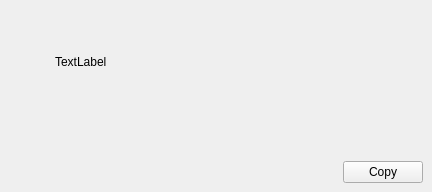
First picture: the form in src/ui/composite_widgets/aboutinfo.ui, repository XMuli/SunnyCapturer, before the edit.
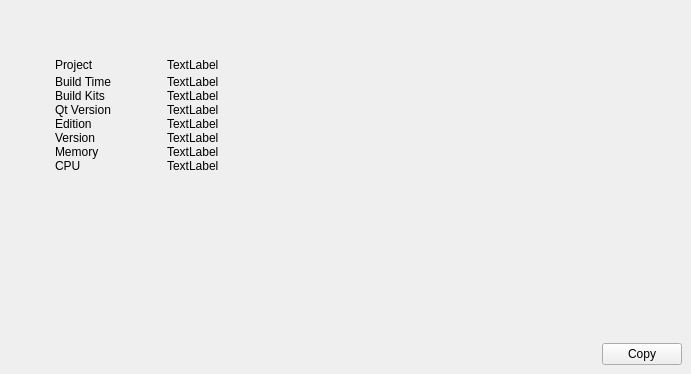
Second picture: the form after the edit.

The edit to the form file:
```diff
--- a/src/ui/composite_widgets/aboutinfo.ui
+++ b/src/ui/composite_widgets/aboutinfo.ui
@@ -6,8 +6,8 @@
    <rect>
     <x>0</x>
     <y>0</y>
-    <width>432</width>
-    <height>192</height>
+    <width>691</width>
+    <height>374</height>
    </rect>
   </property>
   <property name="windowTitle">
@@ -31,7 +31,7 @@
      <layout class="QVBoxLayout" name="verticalLayout">
       <item>
        <widget class="QWidget" name="widget_3" native="true">
-        <layout class="QGridLayout" name="gridLayout_3" columnstretch="1,0,0">
+        <layout class="QGridLayout" name="gridLayout_3">
          <property name="leftMargin">
           <number>0</number>
          </property>
@@ -44,30 +44,7 @@
          <property name="bottomMargin">
           <number>0</number>
          </property>
-         <item row="2" column="1">
-          <widget class="QLabel" name="labSysteminfo">
-           <property name="text">
-            <string>TextLabel</string>
-           </property>
-          </widget>
-         </item>
-         <item row="1" column="1">
-          <spacer name="verticalSpacer_2">
-           <property name="orientation">
-            <enum>Qt::Vertical</enum>
-           </property>
-           <property name="sizeType">
-            <enum>QSizePolicy::Minimum</enum>
-           </property>
-           <property name="sizeHint" stdset="0">
-            <size>
-             <width>20</width>
-             <height>20</height>
-            </size>
-           </property>
-          </spacer>
-         </item>
-         <item row="3" column="2">
+         <item row="4" column="2">
           <spacer name="horizontalSpacer_3">
            <property name="orientation">
             <enum>Qt::Horizontal</enum>
@@ -80,7 +57,7 @@
            </property>
           </spacer>
          </item>
-         <item row="3" column="1">
+         <item row="4" column="1">
           <widget class="QWidget" name="specifications" native="true">
            <layout class="QGridLayout" name="gridLayout">
             <property name="leftMargin">
@@ -98,17 +75,17 @@
            </layout>
           </widget>
          </item>
-         <item row="3" column="0">
-          <spacer name="horizontalSpacer_2">
+         <item row="1" column="1">
+          <spacer name="verticalSpacer_2">
            <property name="orientation">
-            <enum>Qt::Horizontal</enum>
+            <enum>Qt::Vertical</enum>
            </property>
            <property name="sizeType">
-            <enum>QSizePolicy::Fixed</enum>
+            <enum>QSizePolicy::Minimum</enum>
            </property>
            <property name="sizeHint" stdset="0">
             <size>
-             <width>40</width>
+             <width>20</width>
              <height>20</height>
             </size>
            </property>
@@ -165,6 +142,187 @@
            </layout>
           </widget>
          </item>
+         <item row="4" column="0">
+          <spacer name="horizontalSpacer_2">
+           <property name="orientation">
+            <enum>Qt::Horizontal</enum>
+           </property>
+           <property name="sizeType">
+            <enum>QSizePolicy::Fixed</enum>
+           </property>
+           <property name="sizeHint" stdset="0">
+            <size>
+             <width>40</width>
+             <height>20</height>
+            </size>
+           </property>
+          </spacer>
+         </item>
+         <item row="2" column="1" colspan="2">
+          <widget class="QWidget" name="widgetSystemInfo" native="true">
+           <layout class="QGridLayout" name="gridLayout_2" columnstretch="0,0,1">
+            <property name="leftMargin">
+             <number>0</number>
+            </property>
+            <property name="topMargin">
+             <number>0</number>
+            </property>
+            <property name="rightMargin">
+             <number>0</number>
+            </property>
+            <property name="bottomMargin">
+             <number>0</number>
+            </property>
+            <property name="verticalSpacing">
+             <number>0</number>
+            </property>
+            <item row="2" column="2">
+             <widget class="QLabel" name="labBuildKits">
+              <property name="text">
+               <string notr="true">TextLabel</string>
+              </property>
+             </widget>
+            </item>
+            <item row="7" column="2">
+             <widget class="QLabel" name="labCPU">
+              <property name="text">
+               <string notr="true">TextLabel</string>
+              </property>
+             </widget>
+            </item>
+            <item row="7" column="0">
+             <widget class="QLabel" name="label_9">
+              <property name="text">
+               <string>CPU</string>
+              </property>
+             </widget>
+            </item>
+            <item row="3" column="0">
+             <widget class="QLabel" name="label_5">
+              <property name="text">
+               <string>Qt Version</string>
+              </property>
+             </widget>
+            </item>
+            <item row="4" column="0">
+             <widget class="QLabel" name="label_6">
+              <property name="text">
+               <string>Edition</string>
+              </property>
+             </widget>
+            </item>
+            <item row="5" column="2">
+             <widget class="QLabel" name="labVersion">
+              <property name="text">
+               <string notr="true">TextLabel</string>
+              </property>
+             </widget>
+            </item>
+            <item row="1" column="0">
+             <widget class="QLabel" name="lab2">
+              <property name="text">
+               <string>Build Time</string>
+              </property>
+             </widget>
+            </item>
+            <item row="3" column="2">
+             <widget class="QLabel" name="labQtVersion">
+              <property name="text">
+               <string notr="true">TextLabel</string>
+              </property>
+             </widget>
+            </item>
+            <item row="0" column="1">
+             <spacer name="horizontalSpacer_6">
+              <property name="orientation">
+               <enum>Qt::Horizontal</enum>
+              </property>
+              <property name="sizeType">
+               <enum>QSizePolicy::Fixed</enum>
+              </property>
+              <property name="sizeHint" stdset="0">
+               <size>
+                <width>50</width>
+                <height>20</height>
+               </size>
+              </property>
+             </spacer>
+            </item>
+            <item row="5" column="0">
+             <widget class="QLabel" name="label_7">
+              <property name="text">
+               <string>Version</string>
+              </property>
+             </widget>
+            </item>
+            <item row="1" column="2">
+             <widget class="QLabel" name="labBuildTime">
+              <property name="text">
+               <string notr="true">TextLabel</string>
+              </property>
+             </widget>
+            </item>
+            <item row="4" column="2">
+             <widget class="QLabel" name="labEdition">
+              <property name="text">
+               <string notr="true">TextLabel</string>
+              </property>
+             </widget>
+            </item>
+            <item row="6" column="0">
+             <widget class="QLabel" name="label_8">
+              <property name="text">
+               <string>Memory</string>
+              </property>
+             </widget>
+            </item>
+            <item row="6" column="2">
+             <widget class="QLabel" name="labMemory">
+              <property name="text">
+               <string notr="true">TextLabel</string>
+              </property>
+             </widget>
+            </item>
+            <item row="2" column="0">
+             <widget class="QLabel" name="label3">
+              <property name="text">
+               <string>Build Kits</string>
+              </property>
+             </widget>
+            </item>
+            <item row="0" column="2">
+             <widget class="QLabel" name="labProject">
+              <property name="text">
+               <string notr="true">TextLabel</string>
+              </property>
+             </widget>
+            </item>
+            <item row="0" column="0">
+             <widget class="QLabel" name="lab1">
+              <property name="text">
+               <string>Project</string>
+              </property>
+             </widget>
+            </item>
+           </layout>
+          </widget>
+         </item>
+         <item row="3" column="1">
+          <spacer name="verticalSpacer_3">
+           <property name="orientation">
+            <enum>Qt::Vertical</enum>
+           </property>
+           <property name="sizeType">
+            <enum>QSizePolicy::Fixed</enum>
+           </property>
+           <property name="sizeHint" stdset="0">
+            <size>
+             <width>20</width>
+             <height>20</height>
+            </size>
+           </property>
+          </spacer>
+         </item>
         </layout>
        </widget>
       </item>
```
